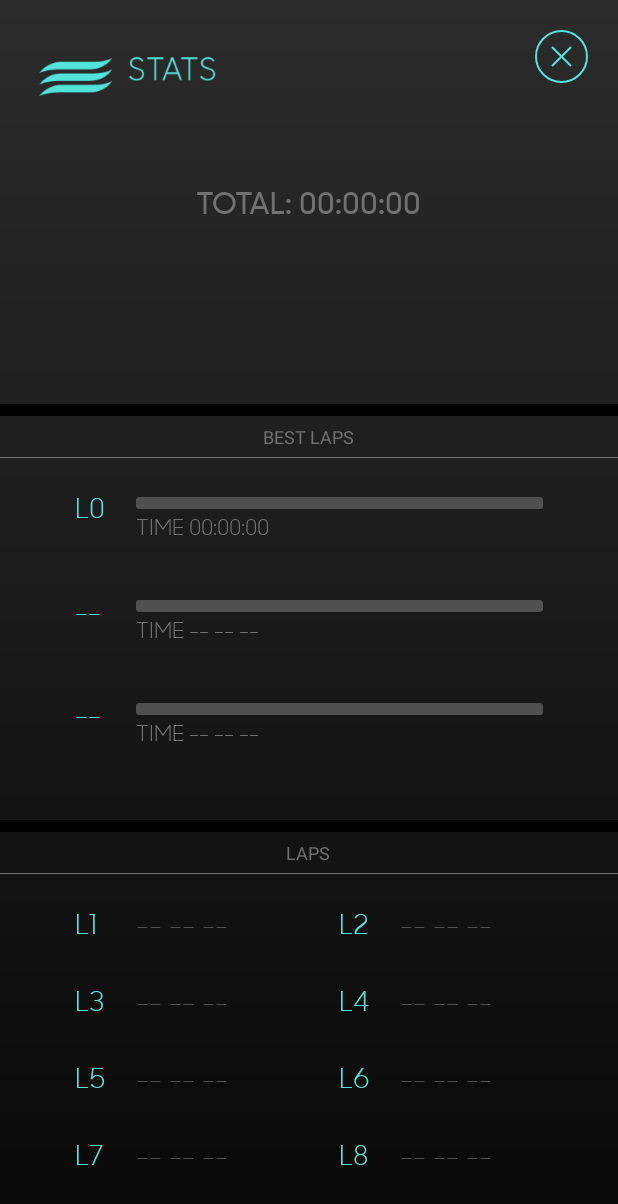
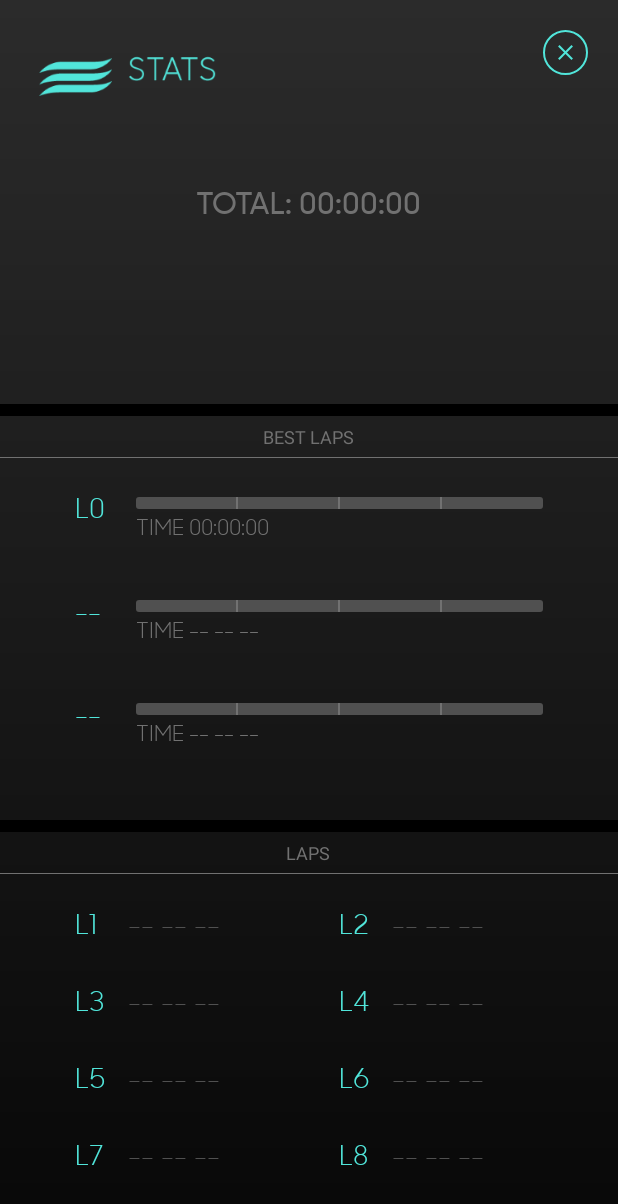
Before and after one commit to rodcrespo/blindcap, an Android app: the StatsActivity screen opened directly, with no data from a screen before it, on a phone screen of 412 x 824 dp. Shown: the top 1204 px of the screen. Run offline under Robolectric (Android 15) with nearby library versions, the light colour scheme and no system bars; 8 statements that could not run were skipped.

Commit message:
layout fixes and changes to connection screen

```diff
--- a/blindcap/src/main/java/com/eys/blindcap/CanvasView.java
+++ b/blindcap/src/main/java/com/eys/blindcap/CanvasView.java
@@ -23,8 +23,8 @@ public class CanvasView extends View {
     private Paint paintGreyText;
     private Paint paintBlueStroke;
 
-    private final float heightMin = toPx(30);
-    private final float heightMax = toPx(100);
+    private final float heightMin = toPx(23);
+    private final float heightMax = toPx(90);
     private final float heightRange = heightMax - heightMin;
 
 
@@ -52,7 +52,7 @@ public class CanvasView extends View {
         paintGreyText.setAntiAlias(true);
         paintGreyText.setColor(0xff5e5e5e);
         paintGreyText.setStyle(Paint.Style.FILL);
-        paintGreyText.setTextSize(toPx(10));
+        paintGreyText.setTextSize(toPx(8));
     }
 
 
@@ -94,7 +94,7 @@ public class CanvasView extends View {
 
         final float stepWidth = canvasWidth / numLaps;
 
-        final float textY = canvasHeight - toPx(10);
+        final float textY = canvasHeight - toPx(8);
         final float textOffset = stepWidth / 2 + toPx(6);
 
         // start path
--- a/blindcap/src/main/java/com/eys/blindcap/StatsActivity.java
+++ b/blindcap/src/main/java/com/eys/blindcap/StatsActivity.java
@@ -4,12 +4,15 @@ import android.app.Activity;
 import android.content.Intent;
 import android.graphics.Typeface;
 import android.os.Bundle;
+import android.util.Log;
 import android.view.Gravity;
 import android.view.MotionEvent;
 import android.view.View;
 import android.view.ViewGroup;
 import android.view.animation.Animation;
 import android.view.animation.AnimationUtils;
+import android.widget.FrameLayout;
+import android.widget.ImageView;
 import android.widget.LinearLayout;
 import android.widget.TextView;
 
@@ -92,22 +95,37 @@ public class StatsActivity extends Activity {
         for (int i = 0; i < numItems; i++) {
             String lapIndexText;
             String lapTimeText;
+            long lapMillis;
 
             if (i < numLaps) {
                 LapData lapData = sortedLapData.get(i);
                 int lapIndex = lapData.getIndex();
-                long lapMillis = lapData.getMillis();
+                lapMillis = lapData.getMillis();
 
                 lapIndexText = "L" + lapIndex;
                 lapTimeText = "TIME " + new TimeData(lapMillis).getString();
             } else {
                 lapIndexText = "--";
                 lapTimeText = "TIME -- -- --";
+                lapMillis = 0;
             }
 
+            // set text
             ViewGroup item = (ViewGroup) getLayoutInflater().inflate(R.layout.item_best_lap, container, false);
             ((TextView) item.findViewById(R.id.lapNumber)).setText(lapIndexText);
             ((TextView) item.findViewById(R.id.lapTime)).setText(lapTimeText);
+
+            // set bar width
+            // percentage calculated over the slowest lap time
+            float slowestLapTime = sortedLapData.get(numLaps-1).getMillis();
+            float pct = ((float)(lapMillis)) / slowestLapTime;
+
+            LinearLayout.LayoutParams params = new LinearLayout.LayoutParams(
+                    0,
+                    LinearLayout.LayoutParams.MATCH_PARENT,
+                    pct);
+
+            item.findViewById(R.id.progressBar_bar).setLayoutParams(params);
 
             container.addView(item);
         }
@@ -165,8 +183,9 @@ public class StatsActivity extends Activity {
 
 
     private void closeStats() {
-        Intent intent = new Intent(this, MainActivity.class);
-        startActivity(intent);
+//        Intent intent = new Intent(this, MainActivity.class);
+//        startActivity(intent);
+        finish();
     }
 
 
--- a/blindcap/src/main/res/drawable/best_lap_bar_grey.xml
+++ b/blindcap/src/main/res/drawable/best_lap_bar_grey.xml
@@ -4,5 +4,5 @@
     <corners
         android:radius="2dp"/>
     <solid
-        android:color="@color/colorDarkGrey"/>
+        android:color="@android:color/white"/>
 </shape>
--- a/blindcap/src/main/res/layout/activity_stats.xml
+++ b/blindcap/src/main/res/layout/activity_stats.xml
@@ -110,8 +110,8 @@
 
     <FrameLayout
         android:id="@+id/btnClose"
-        android:layout_width="35dp"
-        android:layout_height="35dp"
+        android:layout_width="30dp"
+        android:layout_height="30dp"
         android:layout_alignParentRight="true"
         android:layout_margin="20dp"
         android:background="@drawable/circle_line"
--- a/blindcap/src/main/res/layout/item_best_lap.xml
+++ b/blindcap/src/main/res/layout/item_best_lap.xml
@@ -12,18 +12,36 @@
         android:textColor="@color/colorPrimary"
         android:textSize="18dp"
         android:layout_marginRight="15dp"/>
-    <ImageView
+
+    <FrameLayout
         android:id="@+id/progressBar"
         android:layout_width="match_parent"
         android:layout_height="8dp"
+        android:layout_marginTop="6dp"
+        android:layout_toRightOf="@id/lapNumber"
         android:background="@drawable/best_lap_bar_grey"
-        android:layout_marginTop="6dp"
-        android:layout_toRightOf="@id/lapNumber"/>
+        android:backgroundTint="@color/colorDarkGrey">
+        <LinearLayout
+            android:layout_width="match_parent"
+            android:layout_height="match_parent"
+            android:orientation="horizontal"
+            android:weightSum="1">
+            <ImageView
+                android:id="@+id/progressBar_bar"
+                android:layout_width="0dp"
+                android:layout_height="match_parent"
+                android:layout_weight="0.2"
+                android:src="@drawable/best_lap_bar_grey"
+                android:tint="@color/colorPrimary"/>
+        </LinearLayout>
+        <include layout="@layout/item_best_lap_bar_separators"/>
+    </FrameLayout>
+
     <TextView
         android:id="@+id/lapTime"
         android:layout_width="wrap_content"
         android:layout_height="wrap_content"
-        android:text="TIME --:--:--"
+        android:text="TIME -- -- --"
         android:textColor="@color/colorLightGrey"
         android:textSize="14dp"
         android:layout_marginTop="2dp"
--- /dev/null
+++ b/blindcap/src/main/res/layout/item_best_lap_bar_separators.xml
@@ -0,0 +1,34 @@
+<?xml version="1.0" encoding="utf-8"?>
+<LinearLayout xmlns:android="http://schemas.android.com/apk/res/android"
+    android:orientation="horizontal"
+    android:layout_width="match_parent"
+    android:layout_height="match_parent">
+    <View
+        android:layout_width="0dp"
+        android:layout_height="match_parent"
+        android:layout_weight="1"/>
+    <View
+        android:layout_width="1dp"
+        android:layout_height="match_parent"
+        android:background="@color/colorLightGrey"/>
+    <View
+        android:layout_width="0dp"
+        android:layout_height="match_parent"
+        android:layout_weight="1"/>
+    <View
+        android:layout_width="1dp"
+        android:layout_height="match_parent"
+        android:background="@color/colorLightGrey"/>
+    <View
+        android:layout_width="0dp"
+        android:layout_height="match_parent"
+        android:layout_weight="1"/>
+    <View
+        android:layout_width="1dp"
+        android:layout_height="match_parent"
+        android:background="@color/colorLightGrey"/>
+    <View
+        android:layout_width="0dp"
+        android:layout_height="match_parent"
+        android:layout_weight="1"/>
+</LinearLayout>
--- a/blindcap/src/main/res/layout/item_lap.xml
+++ b/blindcap/src/main/res/layout/item_lap.xml
@@ -10,7 +10,7 @@
         android:textSize="18dp"
         android:textColor="@color/colorPrimary"
         android:text="00"
-        android:layout_marginRight="15dp"/>
+        android:layout_marginRight="10dp"/>
     <TextView
         android:id="@+id/lapTime"
         android:layout_width="wrap_content"
```
Also changed, not shown: blindcap/src/main/java/com/eys/blindcap/ConnectActivity.java (+37 -21 lines), blindcap/src/main/res/layout/activity_connect.xml (+12 -2 lines).
